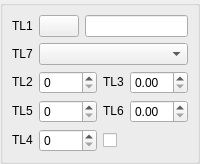
Old version of the form src/HEXABLOCKGUI/MyDlgRef/DlgRef_1Sel5Spin1Check_QTD.ui in the repository SalomePlatform/hexablock.
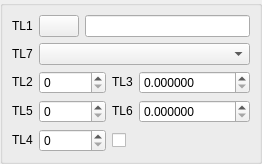
New version of the form. Custom widgets are drawn as their Qt base class.

```diff
--- a/src/HEXABLOCKGUI/MyDlgRef/DlgRef_1Sel5Spin1Check_QTD.ui
+++ b/src/HEXABLOCKGUI/MyDlgRef/DlgRef_1Sel5Spin1Check_QTD.ui
@@ -6,8 +6,8 @@
    <rect>
     <x>0</x>
     <y>0</y>
-    <width>200</width>
-    <height>162</height>
+    <width>204</width>
+    <height>163</height>
    </rect>
   </property>
   <property name="windowTitle">
@@ -113,7 +113,14 @@
          </widget>
         </item>
         <item row="0" column="3">
-         <widget class="SalomeApp_DoubleSpinBox" name="SpinBox2"/>
+         <widget class="SalomeApp_DoubleSpinBox" name="SpinBox2">
+          <property name="decimals">
+           <number>6</number>
+          </property>
+          <property name="maximum">
+           <double>1000000000.000000000000000</double>
+          </property>
+         </widget>
         </item>
         <item row="1" column="0">
          <widget class="QLabel" name="TextLabel5">
@@ -148,7 +155,14 @@
          </widget>
         </item>
         <item row="1" column="3">
-         <widget class="SalomeApp_DoubleSpinBox" name="SpinBox5"/>
+         <widget class="SalomeApp_DoubleSpinBox" name="SpinBox5">
+          <property name="decimals">
+           <number>6</number>
+          </property>
+          <property name="maximum">
+           <double>1000000000.000000000000000</double>
+          </property>
+         </widget>
         </item>
         <item row="2" column="0">
          <widget class="QLabel" name="TextLabel4">
@@ -174,13 +188,25 @@
          </widget>
         </item>
         <item row="0" column="1">
-         <widget class="SalomeApp_IntSpinBox" name="SpinBox1"/>
+         <widget class="SalomeApp_IntSpinBox" name="SpinBox1">
+          <property name="maximum">
+           <number>1000000</number>
+          </property>
+         </widget>
         </item>
         <item row="1" column="1">
-         <widget class="SalomeApp_IntSpinBox" name="SpinBox4"/>
+         <widget class="SalomeApp_IntSpinBox" name="SpinBox4">
+          <property name="maximum">
+           <number>1000000</number>
+          </property>
+         </widget>
         </item>
         <item row="2" column="1">
-         <widget class="SalomeApp_IntSpinBox" name="SpinBox3"/>
+         <widget class="SalomeApp_IntSpinBox" name="SpinBox3">
+          <property name="maximum">
+           <number>1000000</number>
+          </property>
+         </widget>
         </item>
        </layout>
       </item>
```
